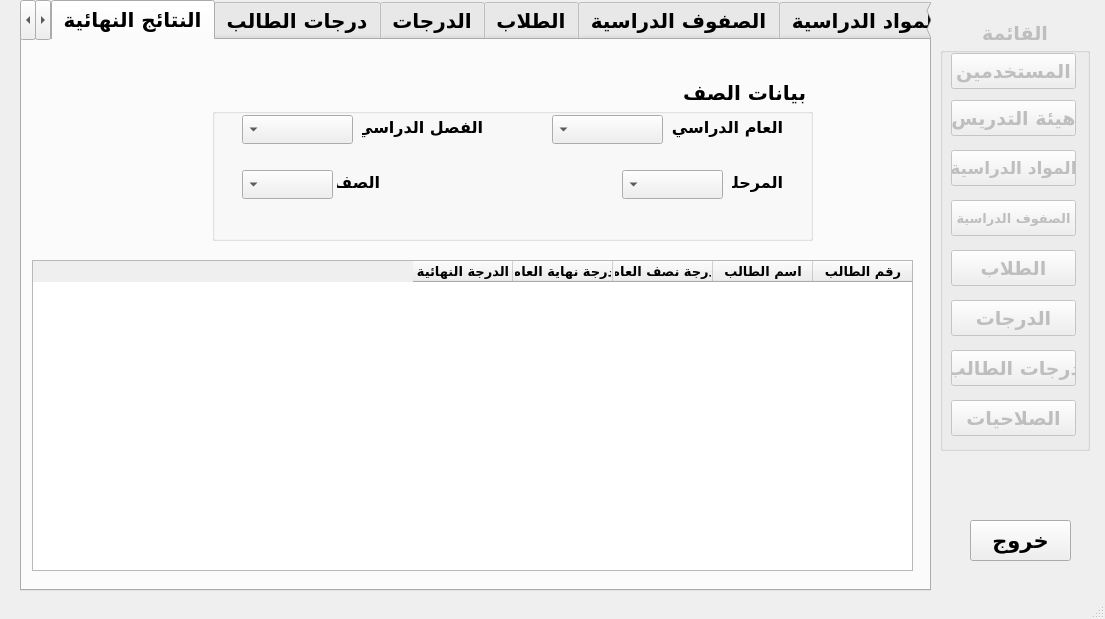
Above: school_management.ui from mostafabasuni/School-Management-System before the change. Below: the same form after it.
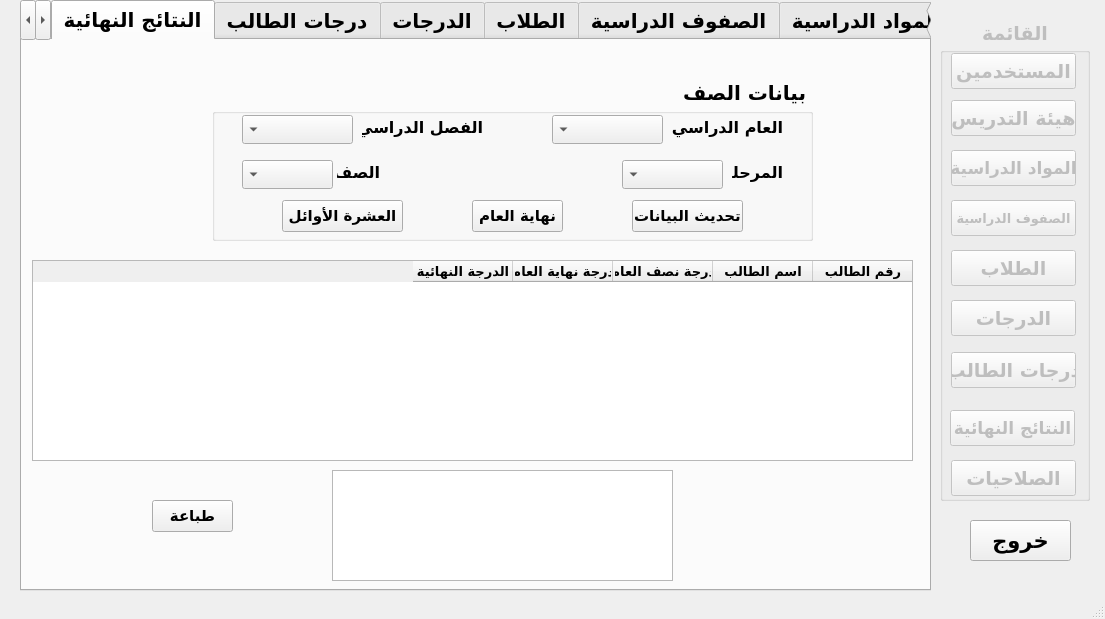
That is the form after the change. The open tabs and pages were chosen to show the change.

Diff of the .ui file:
```diff
--- a/school_management.ui
+++ b/school_management.ui
@@ -4364,7 +4364,7 @@
         <x>10</x>
         <y>220</y>
         <width>881</width>
-        <height>311</height>
+        <height>201</height>
        </rect>
       </property>
       <property name="font">
@@ -4428,7 +4428,7 @@
        <property name="geometry">
         <rect>
          <x>125</x>
-         <y>90</y>
+         <y>80</y>
          <width>43</width>
          <height>24</height>
         </rect>
@@ -4446,7 +4446,7 @@
        <property name="geometry">
         <rect>
          <x>30</x>
-         <y>90</y>
+         <y>80</y>
          <width>91</width>
          <height>29</height>
         </rect>
@@ -4536,7 +4536,7 @@
        <property name="geometry">
         <rect>
          <x>410</x>
-         <y>90</y>
+         <y>80</y>
          <width>101</width>
          <height>29</height>
         </rect>
@@ -4551,7 +4551,7 @@
        <property name="geometry">
         <rect>
          <x>520</x>
-         <y>90</y>
+         <y>80</y>
          <width>51</width>
          <height>24</height>
         </rect>
@@ -4565,6 +4565,88 @@
         <string>المرحلة</string>
        </property>
       </widget>
+      <widget class="QPushButton" name="pushButton_69">
+       <property name="geometry">
+        <rect>
+         <x>420</x>
+         <y>120</y>
+         <width>111</width>
+         <height>32</height>
+        </rect>
+       </property>
+       <property name="font">
+        <font>
+         <pointsize>11</pointsize>
+        </font>
+       </property>
+       <property name="text">
+        <string>تحديث البيانات</string>
+       </property>
+      </widget>
+      <widget class="QPushButton" name="pushButton_70">
+       <property name="geometry">
+        <rect>
+         <x>260</x>
+         <y>120</y>
+         <width>91</width>
+         <height>32</height>
+        </rect>
+       </property>
+       <property name="font">
+        <font>
+         <pointsize>11</pointsize>
+        </font>
+       </property>
+       <property name="text">
+        <string>نهاية العام</string>
+       </property>
+      </widget>
+      <widget class="QPushButton" name="pushButton_71">
+       <property name="geometry">
+        <rect>
+         <x>70</x>
+         <y>120</y>
+         <width>121</width>
+         <height>32</height>
+        </rect>
+       </property>
+       <property name="font">
+        <font>
+         <pointsize>11</pointsize>
+        </font>
+       </property>
+       <property name="text">
+        <string>العشرة الأوائل</string>
+       </property>
+      </widget>
+     </widget>
+     <widget class="QTextEdit" name="textEdit">
+      <property name="geometry">
+       <rect>
+        <x>310</x>
+        <y>430</y>
+        <width>341</width>
+        <height>111</height>
+       </rect>
+      </property>
+     </widget>
+     <widget class="QPushButton" name="pushButton_73">
+      <property name="geometry">
+       <rect>
+        <x>130</x>
+        <y>460</y>
+        <width>81</width>
+        <height>32</height>
+       </rect>
+      </property>
+      <property name="font">
+       <font>
+        <pointsize>11</pointsize>
+       </font>
+      </property>
+      <property name="text">
+       <string>طباعة</string>
+      </property>
      </widget>
     </widget>
     <widget class="QWidget" name="tab_7">
@@ -4783,7 +4865,7 @@
       <x>940</x>
       <y>20</y>
       <width>150</width>
-      <height>431</height>
+      <height>481</height>
      </rect>
     </property>
     <property name="font">
@@ -4874,7 +4956,7 @@
      <property name="geometry">
       <rect>
        <x>11</x>
-       <y>380</y>
+       <y>440</y>
        <width>125</width>
        <height>36</height>
       </rect>
@@ -4887,7 +4969,7 @@
      <property name="geometry">
       <rect>
        <x>11</x>
-       <y>330</y>
+       <y>332</y>
        <width>125</width>
        <height>36</height>
       </rect>
@@ -4914,6 +4996,24 @@
       <string>الصفوف الدراسية</string>
      </property>
     </widget>
+    <widget class="QPushButton" name="pushButton_72">
+     <property name="geometry">
+      <rect>
+       <x>10</x>
+       <y>390</y>
+       <width>125</width>
+       <height>36</height>
+      </rect>
+     </property>
+     <property name="font">
+      <font>
+       <pointsize>13</pointsize>
+      </font>
+     </property>
+     <property name="text">
+      <string>النتائج النهائية</string>
+     </property>
+    </widget>
    </widget>
    <widget class="QPushButton" name="pushButton_7">
     <property name="geometry">
```
